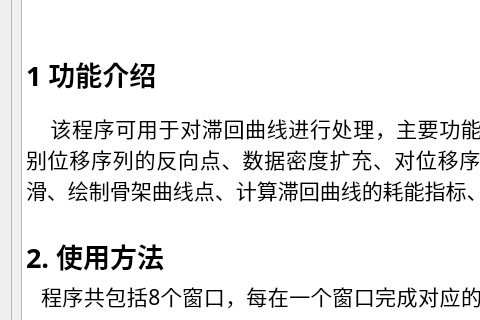
The window that ui/WinHelp.ui (WenchenLie/HystereticCurveAnalysis) describes before a commit, drawn with Qt 5; both pictures show x 0 to 480 and y 191 to 511 of the 737 by 813 pixel window.
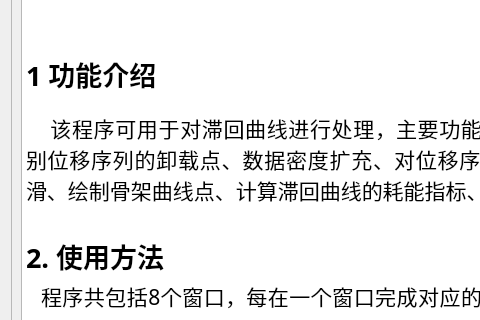
The same window after the commit. Icons and pictures are not drawn.

Commit message: 增加输出卸载点

```diff
--- a/ui/WinHelp.ui
+++ b/ui/WinHelp.ui
@@ -68,7 +68,7 @@
 &lt;p align=&quot;center&quot; style=&quot;-qt-paragraph-type:empty; margin-top:0px; margin-bottom:0px; margin-left:0px; margin-right:0px; -qt-block-indent:0; text-indent:0px; font-family:'SimSun'; font-size:26pt;&quot;&gt;&lt;br /&gt;&lt;/p&gt;
 &lt;p align=&quot;justify&quot; style=&quot; margin-top:0px; margin-bottom:0px; margin-left:0px; margin-right:0px; -qt-block-indent:0; text-indent:0px;&quot;&gt;&lt;span style=&quot; font-family:'SimSun'; font-weight:600;&quot;&gt;1 功能介绍&lt;/span&gt;&lt;/p&gt;
 &lt;p align=&quot;justify&quot; style=&quot; margin-top:0px; margin-bottom:0px; margin-left:0px; margin-right:0px; -qt-block-indent:0; text-indent:0px;&quot;&gt;&lt;span style=&quot; font-family:'SimSun'; font-size:10pt; font-weight:600;&quot;&gt; &lt;/span&gt;&lt;/p&gt;
-&lt;p align=&quot;justify&quot; style=&quot; margin-top:0px; margin-bottom:0px; margin-left:0px; margin-right:0px; -qt-block-indent:0; text-indent:0px;&quot;&gt;&lt;span style=&quot; font-family:'SimSun'; font-size:16pt;&quot;&gt;    该程序可用于对滞回曲线进行处理，主要功能包括：删除重复点、识别位移序列的反向点、数据密度扩充、对位移序列进行单调化、曲线平滑、绘制骨架曲线点、计算滞回曲线的耗能指标、滞回曲线分圈。&lt;/span&gt;&lt;/p&gt;
+&lt;p align=&quot;justify&quot; style=&quot; margin-top:0px; margin-bottom:0px; margin-left:0px; margin-right:0px; -qt-block-indent:0; text-indent:0px;&quot;&gt;&lt;span style=&quot; font-family:'SimSun'; font-size:16pt;&quot;&gt;    该程序可用于对滞回曲线进行处理，主要功能包括：删除重复点、识别位移序列的卸载点、数据密度扩充、对位移序列进行单调化、曲线平滑、绘制骨架曲线点、计算滞回曲线的耗能指标、滞回曲线分圈。&lt;/span&gt;&lt;/p&gt;
 &lt;p align=&quot;justify&quot; style=&quot;-qt-paragraph-type:empty; margin-top:0px; margin-bottom:0px; margin-left:0px; margin-right:0px; -qt-block-indent:0; text-indent:0px; font-family:'SimSun'; font-size:16pt;&quot;&gt;&lt;br /&gt;&lt;/p&gt;
 &lt;p align=&quot;justify&quot; style=&quot; margin-top:0px; margin-bottom:0px; margin-left:0px; margin-right:0px; -qt-block-indent:0; text-indent:0px;&quot;&gt;&lt;span style=&quot; font-family:'SimSun'; font-weight:600;&quot;&gt;2. 使用方法&lt;/span&gt;&lt;/p&gt;
 &lt;p align=&quot;justify&quot; style=&quot; margin-top:0px; margin-bottom:0px; margin-left:0px; margin-right:0px; -qt-block-indent:0; text-indent:0px;&quot;&gt;&lt;span style=&quot; font-family:'SimSun'; font-weight:600;&quot;&gt;  &lt;/span&gt;&lt;span style=&quot; font-family:'SimSun'; font-size:16pt;&quot;&gt;程序共包括8个窗口，每在一个窗口完成对应的操作后需点击右下方的下一步按钮，才能将数据传递至下一个窗口，点击上一步按钮则返回上一个窗口。&lt;/span&gt;&lt;/p&gt;
@@ -79,11 +79,11 @@
 &lt;p align=&quot;justify&quot; style=&quot; margin-top:0px; margin-bottom:0px; margin-left:0px; margin-right:0px; -qt-block-indent:0; text-indent:0px;&quot;&gt;&lt;span style=&quot; font-family:'SimSun'; font-size:16pt;&quot;&gt;    用户还可导入附加数据，附加数据会随滞回曲线处理过程中一并处理，软件在对滞回曲线进行删除重复点、位移序列单调化、数据密度扩充、滞回环分圈、提取骨架曲线时，附加数据会随之进行增删操作。实际应用中，附加数据可以是除滞回曲线外的位移、应变、温度、压力等数据。导入的附加数据应保证长度与滞回曲线一致，否则无法导入。&lt;/span&gt;&lt;/p&gt;
 &lt;p align=&quot;justify&quot; style=&quot; margin-top:0px; margin-bottom:0px; margin-left:0px; margin-right:0px; -qt-block-indent:0; text-indent:0px;&quot;&gt;&lt;span style=&quot; font-family:'SimSun'; font-size:16pt; font-weight:600;&quot;&gt;（2）删除重复点&lt;/span&gt;&lt;/p&gt;
 &lt;p align=&quot;justify&quot; style=&quot; margin-top:0px; margin-bottom:0px; margin-left:0px; margin-right:0px; -qt-block-indent:0; text-indent:0px;&quot;&gt;&lt;span style=&quot; font-family:'SimSun'; font-size:16pt;&quot;&gt;    若在试验加载过程中有停顿，则滞回曲线会产生大量重复点，程序可通过位移序列判断位移重复点并删除，减小数据量。&lt;/span&gt;&lt;/p&gt;
-&lt;p align=&quot;justify&quot; style=&quot; margin-top:0px; margin-bottom:0px; margin-left:0px; margin-right:0px; -qt-block-indent:0; text-indent:0px;&quot;&gt;&lt;span style=&quot; font-family:'SimSun'; font-size:16pt; font-weight:600;&quot;&gt;（3）识别位移反向点&lt;/span&gt;&lt;/p&gt;
-&lt;p align=&quot;justify&quot; style=&quot; margin-top:0px; margin-bottom:0px; margin-left:0px; margin-right:0px; -qt-block-indent:0; text-indent:0px;&quot;&gt;&lt;span style=&quot; font-family:'SimSun'; font-size:16pt;&quot;&gt;    位移反向点指加载过程中每一圈滞回环位移达到最大值或最小值的点，识别位移的反向点是进行后续处理的前提，程序通过自适应滑动窗口来识别位移反向点，用户可拖动两个滑块来调整起始和终止滑动窗口的宽度，直至图中所标识出的反向点全部识别正确为止，若拖动滑块仍无法正确识别反向点，可手动删除。根据反向点的实时识别情况，用户可根据以下方法来调整滑块位置：若位移序列前半部分的反向点有遗漏，可减小起始宽度；若位移序列前半部分的反向点有多余，可增大起始宽度；若位移序列后半部分的反向点有遗漏，可减小终止宽度；若位移序列后半部分的反向点有多余，可增大终止宽度。&lt;/span&gt;&lt;/p&gt;
-&lt;p align=&quot;justify&quot; style=&quot; margin-top:0px; margin-bottom:0px; margin-left:0px; margin-right:0px; -qt-block-indent:0; text-indent:0px;&quot;&gt;&lt;span style=&quot; font-family:'SimSun'; font-size:16pt;&quot;&gt;    注：应保证所有的位移反向点均识别正确才进行下一步操作，否则后续步骤的处理结果可能会有误。&lt;/span&gt;&lt;/p&gt;
+&lt;p align=&quot;justify&quot; style=&quot; margin-top:0px; margin-bottom:0px; margin-left:0px; margin-right:0px; -qt-block-indent:0; text-indent:0px;&quot;&gt;&lt;span style=&quot; font-family:'SimSun'; font-size:16pt; font-weight:600;&quot;&gt;（3）识别位移卸载点&lt;/span&gt;&lt;/p&gt;
+&lt;p align=&quot;justify&quot; style=&quot; margin-top:0px; margin-bottom:0px; margin-left:0px; margin-right:0px; -qt-block-indent:0; text-indent:0px;&quot;&gt;&lt;span style=&quot; font-family:'SimSun'; font-size:16pt;&quot;&gt;    位移卸载点指加载过程中每一圈滞回环位移达到最大值或最小值的点，识别位移的卸载点是进行后续处理的前提，程序通过自适应滑动窗口来识别位移卸载点，用户可拖动两个滑块来调整起始和终止滑动窗口的宽度，直至图中所标识出的卸载点全部识别正确为止，若拖动滑块仍无法正确识别卸载点，可手动删除。根据卸载点的实时识别情况，用户可根据以下方法来调整滑块位置：若位移序列前半部分的卸载点有遗漏，可减小起始宽度；若位移序列前半部分的卸载点有多余，可增大起始宽度；若位移序列后半部分的卸载点有遗漏，可减小终止宽度；若位移序列后半部分的卸载点有多余，可增大终止宽度。&lt;/span&gt;&lt;/p&gt;
+&lt;p align=&quot;justify&quot; style=&quot; margin-top:0px; margin-bottom:0px; margin-left:0px; margin-right:0px; -qt-block-indent:0; text-indent:0px;&quot;&gt;&lt;span style=&quot; font-family:'SimSun'; font-size:16pt;&quot;&gt;    注：应保证所有的位移卸载点均识别正确才进行下一步操作，否则后续步骤的处理结果可能会有误。&lt;/span&gt;&lt;/p&gt;
 &lt;p align=&quot;justify&quot; style=&quot; margin-top:0px; margin-bottom:0px; margin-left:0px; margin-right:0px; -qt-block-indent:0; text-indent:0px;&quot;&gt;&lt;span style=&quot; font-family:'SimSun'; font-size:16pt; font-weight:600;&quot;&gt;（4）数据密度扩充&amp;amp;单调化&lt;/span&gt;&lt;/p&gt;
-&lt;p align=&quot;justify&quot; style=&quot; margin-top:0px; margin-bottom:0px; margin-left:0px; margin-right:0px; -qt-block-indent:0; text-indent:0px;&quot;&gt;&lt;span style=&quot; font-family:'SimSun'; font-size:16pt;&quot;&gt;    滞回曲线可能会由于加载或测量装置的误差而产生局部的小幅卸载-再加载现象，如果作为位移时程用于有限元计算时输入，则可能会导致一些不必要的问题。因此，程序会基于第（3）步所识别的位移反向点结果自动对曲线进行单调化处理，即对于相邻两个反向点之间的数据，位移序列只允许单调递增或递减，不满足的数据点将被删除。&lt;/span&gt;&lt;/p&gt;
+&lt;p align=&quot;justify&quot; style=&quot; margin-top:0px; margin-bottom:0px; margin-left:0px; margin-right:0px; -qt-block-indent:0; text-indent:0px;&quot;&gt;&lt;span style=&quot; font-family:'SimSun'; font-size:16pt;&quot;&gt;    滞回曲线可能会由于加载或测量装置的误差而产生局部的小幅卸载-再加载现象，如果作为位移时程用于有限元计算时输入，则可能会导致一些不必要的问题。因此，程序会基于第（3）步所识别的位移卸载点结果自动对曲线进行单调化处理，即对于相邻两个卸载点之间的数据，位移序列只允许单调递增或递减，不满足的数据点将被删除。&lt;/span&gt;&lt;/p&gt;
 &lt;p align=&quot;justify&quot; style=&quot; margin-top:0px; margin-bottom:0px; margin-left:0px; margin-right:0px; -qt-block-indent:0; text-indent:0px;&quot;&gt;&lt;span style=&quot; font-family:'SimSun'; font-size:16pt;&quot;&gt;    此外，用户可指定最小位移增量值，当滞回曲线中每两个相邻点的位移差大于该值时，程序会自动在该两点间做线性差值，使数据满足最小密度要求。&lt;/span&gt;&lt;/p&gt;
 &lt;p align=&quot;justify&quot; style=&quot; margin-top:0px; margin-bottom:0px; margin-left:0px; margin-right:0px; -qt-block-indent:0; text-indent:0px;&quot;&gt;&lt;span style=&quot; font-family:'SimSun'; font-size:16pt; font-weight:600;&quot;&gt;（5）曲线平滑&lt;/span&gt;&lt;/p&gt;
 &lt;p align=&quot;justify&quot; style=&quot; margin-top:0px; margin-bottom:0px; margin-left:0px; margin-right:0px; -qt-block-indent:0; text-indent:0px;&quot;&gt;&lt;span style=&quot; font-family:'SimSun'; font-size:16pt;&quot;&gt;    程序可以采用简单移动窗口平均算法对滞回曲线的力序列进行平滑，若用户选择进行曲线平滑，可输入窗口的宽度值，并查看平滑前后的力序列曲线对比。&lt;/span&gt;&lt;/p&gt;
```
The commit also changes 5 other files.
